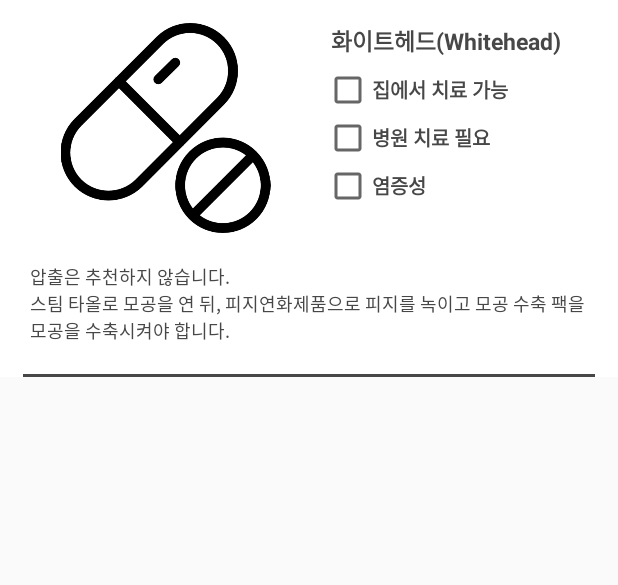
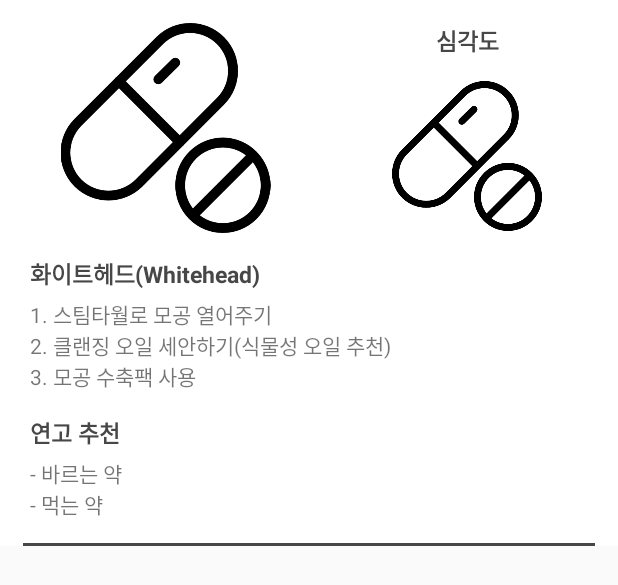
Before and after one commit to rmfosem613/AI_Acne_Severity_Diagnosis, an Android app: the layout result_row.xml on its own in the app's theme, with its tools: preview values and no code run, on a phone screen of 412 x 824 dp. Shown: the top 585 px of the screen. Run offline under Robolectric (Android 15) with nearby library versions, the phone set to English and light mode, and no system bars.

Commit message:
result
결과지 UI 변경

```diff
--- a/app/src/main/java/com/onePtwoL/acneanalyzer/MainActivity.java
+++ b/app/src/main/java/com/onePtwoL/acneanalyzer/MainActivity.java
@@ -226,7 +226,7 @@ public class MainActivity extends AppCompatActivity {
                                                                 loadingDialog.dismiss();
                                                             }
                                                         }
-                                                , 3000);
+                                                        , 3000);
 
 
                                             } catch (JSONException e) {
@@ -245,7 +245,7 @@ public class MainActivity extends AppCompatActivity {
 
                 }
             }
-            });
+        });
 
 
 
--- a/app/src/main/res/layout/result_row.xml
+++ b/app/src/main/res/layout/result_row.xml
@@ -10,21 +10,51 @@
     <LinearLayout
         android:layout_width="match_parent"
         android:layout_height="wrap_content"
+        android:layout_marginTop="15dp"
         android:orientation="horizontal">
+
         <ImageView
             android:id="@+id/result_skin_imageView"
             android:layout_width="0dp"
             android:layout_height="140dp"
-            android:layout_marginTop="15dp"
             android:layout_marginLeft="10dp"
             android:layout_weight="1"
             android:background="@color/colorWhite"
             android:src="@drawable/pill"/>
+
         <LinearLayout
             android:layout_width="0dp"
-            android:layout_height="match_parent"
+            android:layout_height="wrap_content"
+            android:layout_weight="1"
+            android:orientation="vertical">
+
+            <TextView
+                android:layout_width="match_parent"
+                android:layout_height="wrap_content"
+                android:text="심각도"
+                android:textSize="15dp"
+                android:gravity="center"
+                android:textColor="@color/colorDarkGray"
+                android:textStyle="bold"/>
+
+            <ImageView
+                android:id="@+id/result_serious_imageView"
+                android:layout_width="match_parent"
+                android:layout_height="100dp"
                 android:layout_marginTop="15dp"
-            android:layout_marginBottom="15dp"
+                android:background="@color/colorWhite"
+                android:src="@drawable/pill" />
+
+        </LinearLayout>
+
+
+    </LinearLayout>
+
+    <LinearLayout
+        android:layout_width="match_parent"
+        android:layout_height="wrap_content"
+        android:layout_marginTop="15dp"
+        android:layout_marginLeft="10dp"
         android:layout_weight="1"
         android:orientation="vertical">
         <TextView
@@ -37,48 +67,44 @@
             android:textSize="15dp"
             android:textColor="@color/colorDarkGray"
             android:textStyle="bold"/>
-            <CheckBox
-                android:id="@+id/checkbox_home"
+
+        <TextView
+            android:id="@+id/result_cure_textView"
+            android:layout_marginLeft="10dp"
             android:layout_width="match_parent"
             android:layout_height="wrap_content"
-                android:layout_marginLeft="5dp"
-                android:clickable="false"
-                android:text="집에서 치료 가능"
-                android:textSize="13dp"
+            android:text="1. 스팀타월로 모공 열어주기 \n2. 클랜징 오일 세안하기(식물성 오일 추천) \n3. 모공 수축팩 사용" />
+
+    </LinearLayout>
+
+    <LinearLayout
+        android:layout_width="match_parent"
+        android:layout_height="wrap_content"
+        android:orientation="vertical"
+        android:layout_marginLeft="10dp"
+        android:layout_marginBottom="15dp"
+        android:layout_marginTop="15dp">
+
+        <TextView
+            android:id="@+id/result_resalve_textView"
+            android:layout_width="match_parent"
+            android:layout_height="wrap_content"
+            android:layout_marginBottom="5dp"
+            android:layout_marginLeft="10dp"
+            android:text="연고 추천"
+            android:textSize="15dp"
             android:textColor="@color/colorDarkGray"
             android:textStyle="bold"/>
 
-            <CheckBox
-                android:id="@+id/checkbox_hospital"
+        <TextView
+            android:id="@+id/result_salve_textView"
+            android:layout_marginLeft="10dp"
             android:layout_width="match_parent"
             android:layout_height="wrap_content"
-                android:layout_marginLeft="5dp"
-                android:clickable="false"
-                android:text="병원 치료 필요"
-                android:textColor="@color/colorDarkGray"
-                android:textSize="13dp"
-                android:textStyle="bold" />
-            <CheckBox
-                android:id="@+id/checkbox_infection"
-                android:layout_width="match_parent"
-                android:layout_height="wrap_content"
-                android:layout_marginLeft="5dp"
-                android:clickable="false"
-                android:text="염증성"
-                android:textSize="13dp"
-                android:textColor="@color/colorDarkGray"
-                android:textStyle="bold"/>
+            android:text="- 바르는 약 \n- 먹는 약" />
+
     </LinearLayout>
 
-    </LinearLayout>
-    <TextView
-        android:id="@+id/result_cure_textView"
-        android:layout_width="match_parent"
-        android:layout_height="wrap_content"
-        android:padding="20dp"
-        android:textSize="12dp"
-        android:textColor="@color/colorDarkGray"
-        android:text="압출은 추천하지 않습니다.\n스팀 타올로 모공을 연 뒤, 피지연화제품으로 피지를 녹이고 모공 수축 팩을 모공을 수축시켜야 합니다."/>
     <View
         android:layout_width="match_parent"
         android:layout_height="2dp"
--- a/app/src/main/res/values/colors.xml
+++ b/app/src/main/res/values/colors.xml
@@ -2,7 +2,7 @@
 <resources>
     <color name="colorPrimary">#6200EE</color>
     <color name="colorPrimaryDark">#3700B3</color>
-    <color name="colorAccent">#FB8180</color>
+    <color name="colorAccent">#4A7F7B</color>
     <color name="colorWhite">#FFF</color>
     <color name="colorBlack">#000</color>
     <color name="colorDarkSky">#e1e8ed</color>
@@ -10,5 +10,5 @@
     <color name="colorMiddleGray">#696969</color>
     <color name="colorDarkGray">#474747</color>
     <color name="colorDarkRed">#D1090B</color>
-    <color name="colorLightRed">#FB8180</color>
+    <color name="colorLightRed">#4A7F7B</color>
 </resources>
```
Also changed, not shown: app/src/main/java/com/onePtwoL/acneanalyzer/MyAdapter2.java (+25 -34 lines), app/src/main/res/layout/activity_result_of_diagnosis.xml (+6 -5 lines), app/src/main/res/drawable/five.png (added), app/src/main/res/drawable/four.png (added), app/src/main/res/drawable/one.png (added), app/src/main/res/drawable/three.png (added), app/src/main/res/drawable/two.png (added). Lines whose indentation alone changed are shown as unchanged.
